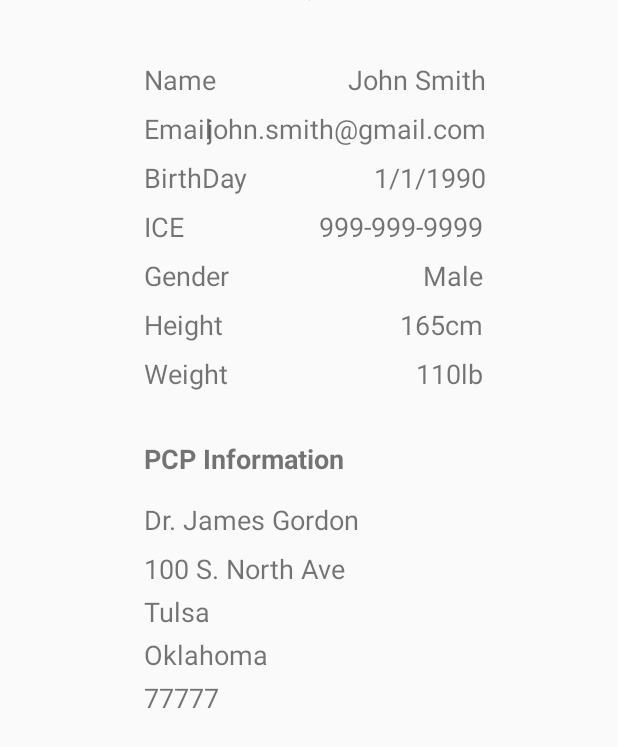
After one commit to deepikanathan/trackmyhealth, an Android app: the layout activity_userprofile.xml on its own in the app's theme, with its tools: preview values and no code run, on a phone screen of 412 x 824 dp. The commit adds this screen. Shown: the top 747 px of the screen. Run offline under Robolectric (Android 15) with nearby library versions, the phone set to English and light mode, and no system bars.

Commit message:
added a ConstraintLayout to Profilescreen

```diff
--- /dev/null
+++ b/app/src/main/res/layout/activity_userprofile.xml
@@ -0,0 +1,246 @@
+<?xml version="1.0" encoding="utf-8"?>
+<androidx.constraintlayout.widget.ConstraintLayout xmlns:android="http://schemas.android.com/apk/res/android"
+    xmlns:app="http://schemas.android.com/apk/res-auto"
+    xmlns:tools="http://schemas.android.com/tools"
+    android:id="@+id/relativeLayout"
+    android:layout_width="match_parent"
+    android:layout_height="match_parent"
+    android:orientation="vertical">
+
+    <ImageView
+        android:id="@+id/profilepic"
+        android:layout_width="wrap_content"
+        android:layout_height="wrap_content"
+        android:contentDescription="@string/profile_image"
+        app:layout_constraintEnd_toEndOf="parent"
+        app:layout_constraintStart_toStartOf="parent"
+        app:layout_constraintTop_toTopOf="parent"
+        tools:srcCompat="@tools:sample/avatars" />
+
+    <TextView
+        android:id="@+id/name"
+        android:layout_width="wrap_content"
+        android:layout_height="wrap_content"
+        android:layout_marginStart="96dp"
+        android:layout_marginTop="40dp"
+        android:textSize="@dimen/extra_large_text"
+        android:text="@string/profile_full_name"
+        app:layout_constraintStart_toStartOf="parent"
+        app:layout_constraintTop_toBottomOf="@+id/profilepic" />
+
+    <TextView
+        android:id="@+id/nameValue"
+        android:layout_width="wrap_content"
+        android:layout_height="wrap_content"
+        android:textSize="@dimen/extra_large_text"
+        app:layout_constraintEnd_toEndOf="parent"
+        app:layout_constraintStart_toEndOf="@+id/name"
+        app:layout_constraintTop_toTopOf="@+id/name"
+        tools:text="John Smith" />
+
+    <TextView
+        android:id="@+id/email"
+        android:layout_width="wrap_content"
+        android:layout_height="wrap_content"
+        android:layout_marginTop="8dp"
+        android:text="@string/profile_email"
+        android:textSize="@dimen/extra_large_text"
+        app:layout_constraintStart_toStartOf="@+id/name"
+        app:layout_constraintTop_toBottomOf="@+id/name" />
+
+    <TextView
+        android:id="@+id/emailValue"
+        android:layout_width="wrap_content"
+        android:layout_height="wrap_content"
+        android:textSize="@dimen/extra_large_text"
+        app:layout_constraintEnd_toEndOf="@+id/nameValue"
+        app:layout_constraintHorizontal_bias="1.0"
+        app:layout_constraintStart_toEndOf="@+id/email"
+        app:layout_constraintTop_toTopOf="@+id/email"
+        tools:text="john.smith@gmail.com" />
+
+    <TextView
+        android:id="@+id/dob"
+        android:layout_width="wrap_content"
+        android:layout_height="wrap_content"
+        android:layout_marginTop="8dp"
+        android:text="@string/profile_dob"
+        android:textSize="@dimen/extra_large_text"
+        app:layout_constraintStart_toStartOf="@+id/email"
+        app:layout_constraintTop_toBottomOf="@+id/email" />
+
+    <TextView
+        android:id="@+id/dobValue"
+        android:layout_width="wrap_content"
+        android:layout_height="wrap_content"
+        android:textSize="@dimen/extra_large_text"
+        app:layout_constraintEnd_toEndOf="@+id/emailValue"
+        app:layout_constraintHorizontal_bias="1.0"
+        app:layout_constraintStart_toEndOf="@+id/dob"
+        app:layout_constraintTop_toTopOf="@+id/dob"
+        tools:text="1/1/1990" />
+
+    <TextView
+        android:id="@+id/ice"
+        android:layout_width="wrap_content"
+        android:layout_height="wrap_content"
+        android:layout_marginTop="8dp"
+        android:text="@string/profile_ice"
+        android:textSize="@dimen/extra_large_text"
+        app:layout_constraintStart_toStartOf="@+id/dob"
+        app:layout_constraintTop_toBottomOf="@+id/dob" />
+
+    <TextView
+        android:id="@+id/iceValue"
+        android:layout_width="wrap_content"
+        android:layout_height="wrap_content"
+        tools:text="999-999-9999"
+        android:textSize="@dimen/extra_large_text"
+        app:layout_constraintEnd_toEndOf="parent"
+        app:layout_constraintStart_toEndOf="@+id/ice"
+        app:layout_constraintTop_toTopOf="@+id/ice" />
+
+    <TextView
+        android:id="@+id/gender"
+        android:layout_width="wrap_content"
+        android:layout_height="wrap_content"
+        android:layout_marginTop="8dp"
+        android:textSize="@dimen/extra_large_text"
+        android:text="@string/profile_gender"
+        app:layout_constraintStart_toStartOf="@+id/ice"
+        app:layout_constraintTop_toBottomOf="@+id/ice" />
+
+    <TextView
+        android:id="@+id/genderValue"
+        android:layout_width="wrap_content"
+        android:layout_height="wrap_content"
+        tools:text="Male"
+        android:textSize="@dimen/extra_large_text"
+        app:layout_constraintEnd_toEndOf="@+id/iceValue"
+        app:layout_constraintTop_toTopOf="@+id/gender" />
+
+    <TextView
+        android:id="@+id/height"
+        android:layout_width="wrap_content"
+        android:layout_height="wrap_content"
+        android:layout_marginTop="8dp"
+        android:text="@string/height_sign_up"
+        android:textSize="@dimen/extra_large_text"
+        app:layout_constraintStart_toStartOf="@+id/gender"
+        app:layout_constraintTop_toBottomOf="@+id/gender" />
+
+    <TextView
+        android:id="@+id/heightValue"
+        android:layout_width="wrap_content"
+        android:layout_height="wrap_content"
+        tools:text="165cm"
+        android:textSize="@dimen/extra_large_text"
+        app:layout_constraintEnd_toEndOf="@+id/genderValue"
+        app:layout_constraintTop_toTopOf="@+id/height" />
+
+    <TextView
+        android:id="@+id/weight"
+        android:layout_width="wrap_content"
+        android:layout_height="wrap_content"
+        android:layout_marginTop="8dp"
+        android:text="@string/profile_weight"
+        android:textSize="@dimen/extra_large_text"
+        app:layout_constraintStart_toStartOf="@+id/height"
+        app:layout_constraintTop_toBottomOf="@+id/height" />
+
+    <TextView
+        android:id="@+id/weightValue"
+        android:layout_width="wrap_content"
+        android:layout_height="wrap_content"
+        tools:text="110lb"
+        android:textSize="@dimen/extra_large_text"
+        app:layout_constraintEnd_toEndOf="@+id/heightValue"
+        app:layout_constraintTop_toTopOf="@+id/weight" />
+
+    <TextView
+        android:id="@+id/pcpTitle"
+        android:layout_width="wrap_content"
+        android:layout_height="wrap_content"
+        android:layout_marginTop="32dp"
+        android:textSize="@dimen/extra_large_text"
+        android:textStyle="bold"
+        android:text="@string/profile_pcp_title"
+        app:layout_constraintEnd_toEndOf="parent"
+        app:layout_constraintHorizontal_bias="0.0"
+        app:layout_constraintStart_toStartOf="@+id/weight"
+        app:layout_constraintTop_toBottomOf="@+id/weight" />
+
+    <TextView
+        android:id="@+id/pcpName"
+        android:layout_width="wrap_content"
+        android:layout_height="wrap_content"
+        android:layout_marginTop="16dp"
+        tools:text="Dr. James Gordon"
+        android:textSize="@dimen/extra_large_text"
+        app:layout_constraintEnd_toEndOf="parent"
+        app:layout_constraintHorizontal_bias="0.0"
+        app:layout_constraintStart_toStartOf="@+id/pcpTitle"
+        app:layout_constraintTop_toBottomOf="@+id/pcpTitle" />
+
+    <TextView
+        android:id="@+id/pcpAddress1"
+        android:layout_width="wrap_content"
+        android:layout_height="wrap_content"
+        android:layout_marginTop="8dp"
+        android:textSize="@dimen/extra_large_text"
+        app:layout_constraintEnd_toEndOf="parent"
+        app:layout_constraintHorizontal_bias="0.0"
+        app:layout_constraintStart_toStartOf="@+id/pcpName"
+        app:layout_constraintTop_toBottomOf="@+id/pcpName"
+        tools:text="100 S. North Ave" />
+
+    <TextView
+        android:id="@+id/pcpCity"
+        android:layout_width="wrap_content"
+        android:layout_height="wrap_content"
+        android:layout_marginTop="4dp"
+        android:textSize="@dimen/extra_large_text"
+        app:layout_constraintEnd_toEndOf="parent"
+        app:layout_constraintHorizontal_bias="0.0"
+        app:layout_constraintStart_toStartOf="@+id/pcpAddress1"
+        app:layout_constraintTop_toBottomOf="@+id/pcpAddress1"
+        tools:text="Tulsa" />
+
+    <TextView
+        android:id="@+id/pcpCountry"
+        android:layout_width="wrap_content"
+        android:layout_height="wrap_content"
+        android:layout_marginTop="4dp"
+        android:textSize="@dimen/extra_large_text"
+        app:layout_constraintEnd_toEndOf="parent"
+        app:layout_constraintHorizontal_bias="0.0"
+        app:layout_constraintStart_toStartOf="@+id/pcpCity"
+        app:layout_constraintTop_toBottomOf="@+id/pcpCity"
+        tools:text="Oklahoma" />
+
+    <TextView
+        android:id="@+id/pcpZip"
+        android:layout_width="wrap_content"
+        android:layout_height="wrap_content"
+        android:layout_marginTop="4dp"
+        tools:text="77777"
+        android:textSize="@dimen/extra_large_text"
+        app:layout_constraintEnd_toEndOf="parent"
+        app:layout_constraintHorizontal_bias="0.0"
+        app:layout_constraintStart_toStartOf="@+id/pcpCountry"
+        app:layout_constraintTop_toBottomOf="@+id/pcpCountry" />
+
+    <TextView
+        android:id="@+id/pcpPhone"
+        android:layout_width="wrap_content"
+        android:layout_height="wrap_content"
+        android:layout_marginTop="4dp"
+        android:layout_marginEnd="324dp"
+        tools:text="111-111-1111"
+        android:textSize="@dimen/extra_large_text"
+        app:layout_constraintEnd_toEndOf="parent"
+        app:layout_constraintHorizontal_bias="0.0"
+        app:layout_constraintStart_toStartOf="@+id/pcpZip"
+        app:layout_constraintTop_toBottomOf="@+id/pcpZip" />
+
+</androidx.constraintlayout.widget.ConstraintLayout>
--- a/app/src/main/res/values/strings.xml
+++ b/app/src/main/res/values/strings.xml
@@ -39,11 +39,12 @@
     <string name="profile_full_name">Name</string>
     <string name="profile_email">Email</string>
     <string name="profile_dob">BirthDay</string>
+    <string name="profile_ice">ICE</string>
     <string name="profile_gender">Gender</string>
     <string name="profile_height">Height</string>
     <string name="profile_weight">Weight</string>
+    <string name="profile_pcp_title">PCP Information</string>
     <string name="profile_pcp_address">Address</string>
-    <string name="profile_pcp_title">PCP Information</string>
 
 
 
```
